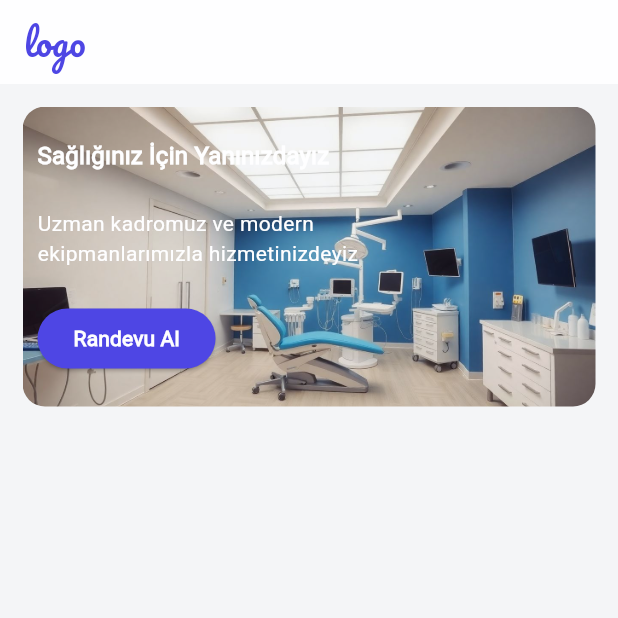
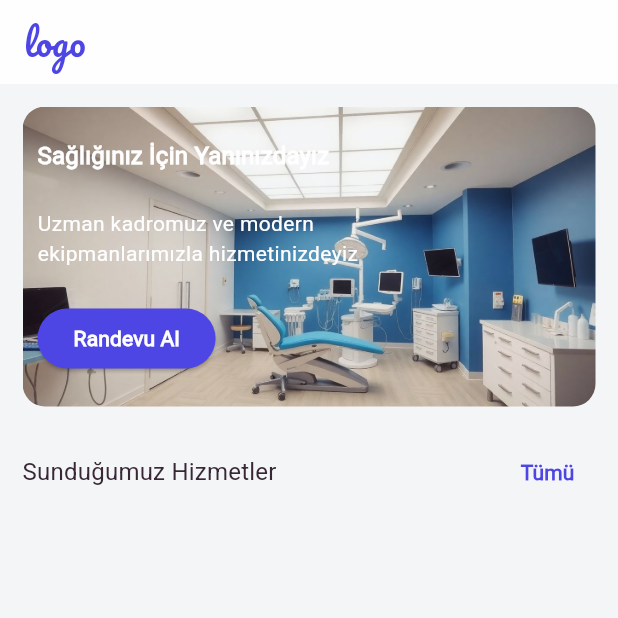
Before and after one commit to vahdettinA/clinic_app, a Flutter app: the screen it shows after launch, on a phone screen of 412 x 824 dp, the top half of it. Run offline on Flutter 3.47's test engine with Material 3 defaults, Android fonts, the phone set to English and light mode, and no system bars.

Commit message:
ufak düzenlemeler

```diff
--- a/clinic_app/assets/text/text.json
+++ b/clinic_app/assets/text/text.json
@@ -3,6 +3,8 @@
         "appBarTitle":"logo",
         "headerTitle":"Sağlığınız İçin Yanınızdayız",
         "headerSubTitle": "Uzman kadromuz ve modern\nekipmanlarımızla hizmetinizdeyiz",
-        "headerButtonTitle":"Randevu Al"
+        "headerButtonTitle":"Randevu Al",
+        "services":"Sunduğumuz Hizmetler",
+        "all":"Tümü"
     }
 }
--- a/clinic_app/lib/feature/HomePage/home_page.dart
+++ b/clinic_app/lib/feature/HomePage/home_page.dart
@@ -30,6 +30,7 @@ class _HomePageState extends State<HomePage> {
             child: Padding(
               padding: paddingMedium,
               child: Column(
+                spacing: 20,
                 children: [
                   Container(
                     height: 200,
@@ -76,6 +77,21 @@ class _HomePageState extends State<HomePage> {
                       ),
                     ),
                   ),
+                  Row(
+                    mainAxisAlignment: MainAxisAlignment.spaceBetween,
+                    children: [
+                      Text(
+                        TextService.getText("home", "services"),
+                        style: Theme.of(context).textTheme.titleMedium
+                            ?.copyWith(fontWeight: FontWeight.normal),
+                      ),
+                      TextButton(
+                        style: TextButton.styleFrom(foregroundColor: primary),
+                        onPressed: () {},
+                        child: Text(TextService.getText("home", "all")),
+                      ),
+                    ],
+                  ),
                 ],
               ),
             ),
```
